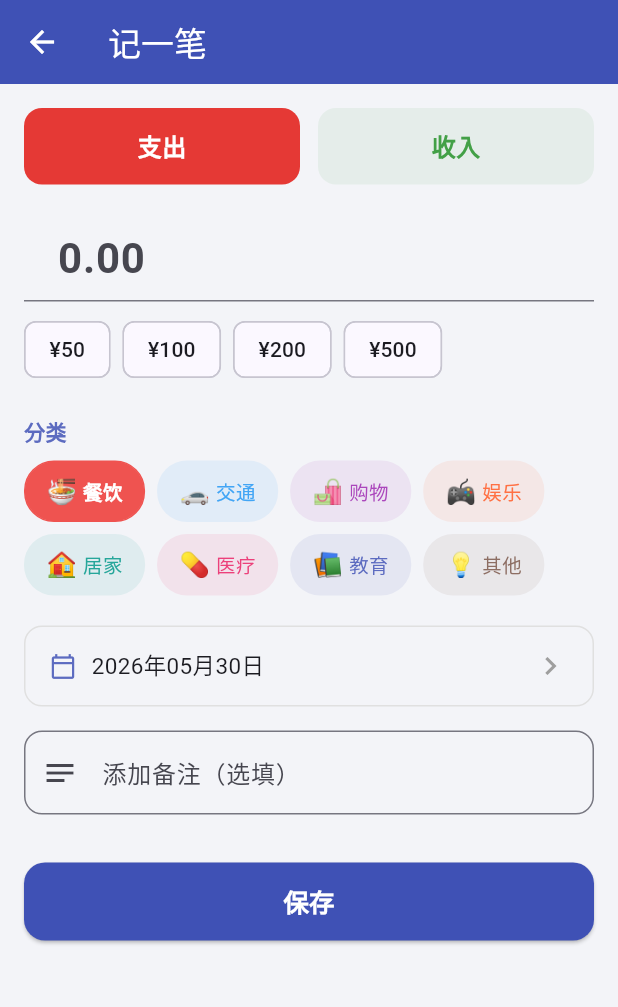
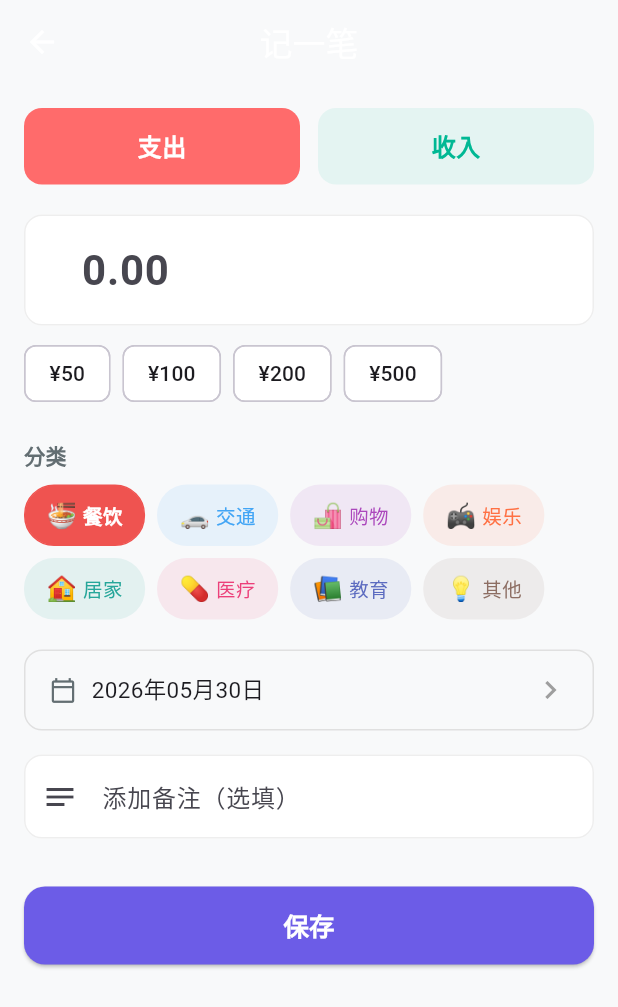
Before and after one commit to trvaelmq/ads_billtrack, a Flutter app: the AddBillView screen opened by its route, on a phone screen of 412 x 824 dp. Shown: the top 1007 px of the screen. Run offline on Flutter 3.47's test engine with Material 3 defaults, Android fonts, the phone set to English and light mode, and no system bars; our stand-ins replace fl_chart, flutter_local_notifications, get, hive, hive_flutter, shared_preferences; accounts and stored records are empty.

Commit message:
feat: redesign AppTheme with iOS purple-gradient palette

```diff
--- a/lib/core/theme/app_theme.dart
+++ b/lib/core/theme/app_theme.dart
@@ -1,44 +1,106 @@
 import 'package:flutter/material.dart';
+import 'package:flutter/services.dart';
 
 class AppTheme {
-  static const Color primary       = Color(0xFF3F51B5); // 靛蓝
-  static const Color secondary     = Color(0xFF7986CB); // 浅靛蓝
-  static const Color accent        = Color(0xFFFF9800); // 橙色（金币色）
-  static const Color background    = Color(0xFFF3F4F8);
-  static const Color surface       = Colors.white;
-  static const Color textPrimary   = Color(0xFF1A237E);
-  static const Color textSecondary = Color(0xFF5C6BC0);
-  static const Color expenseRed    = Color(0xFFE53935);
-  static const Color incomeGreen   = Color(0xFF43A047);
-  static const Color coinGold      = Color(0xFFFFC107);
+  // ── New palette ─────────────────────────────────────────────────────
+  static const Color primaryStart   = Color(0xFF6C5CE7);
+  static const Color primaryEnd     = Color(0xFFa29bfe);
+  static const Color background     = Color(0xFFF8F9FA);
+  static const Color cardColor      = Color(0xFFFFFFFF);
+  static const Color accent         = Color(0xFF6C5CE7);
+  static const Color expenseRed     = Color(0xFFFF6B6B);
+  static const Color incomeGreen    = Color(0xFF00B894);
+  static const Color warnOrange     = Color(0xFFFDCB6E);
+  static const Color textPrimary    = Color(0xFF2D3436);
+  static const Color textSecondary  = Color(0xFF636E72);
+  static const Color divider        = Color(0xFFEEEEEE);
 
+  // ── Backward-compat aliases (existing code keeps compiling) ─────────
+  static const Color primary    = primaryStart;
+  static const Color secondary  = primaryEnd;
+  static const Color surface    = cardColor;
+  static const Color coinGold   = Color(0xFFFFC107);
+
+  // ── Gradient ────────────────────────────────────────────────────────
+  static const LinearGradient primaryGradient = LinearGradient(
+    colors: [primaryStart, primaryEnd],
+    begin: Alignment.topLeft,
+    end: Alignment.bottomRight,
+  );
+
+  // ── Decoration helpers ───────────────────────────────────────────────
+  static BoxDecoration get cardDecoration => BoxDecoration(
+    color: cardColor,
+    borderRadius: BorderRadius.circular(16),
+    boxShadow: [
+      BoxShadow(
+        color: Colors.black.withValues(alpha: 0.06),
+        blurRadius: 12,
+        offset: const Offset(0, 4),
+      ),
+    ],
+  );
+
+  static BoxDecoration get gradientDecoration => BoxDecoration(
+    gradient: primaryGradient,
+    borderRadius: BorderRadius.circular(16),
+  );
+
+  // ── Text styles ──────────────────────────────────────────────────────
+  static const TextStyle display = TextStyle(
+      fontSize: 28, fontWeight: FontWeight.bold, color: textPrimary);
+  static const TextStyle titleStyle = TextStyle(
+      fontSize: 20, fontWeight: FontWeight.w600, color: textPrimary);
+  static const TextStyle headline = TextStyle(
+      fontSize: 17, fontWeight: FontWeight.w600, color: textPrimary);
+  static const TextStyle body = TextStyle(
+      fontSize: 15, fontWeight: FontWeight.normal, color: textPrimary);
+  static const TextStyle caption = TextStyle(
+      fontSize: 13, fontWeight: FontWeight.normal, color: textSecondary);
+
+  // ── ThemeData ────────────────────────────────────────────────────────
   static ThemeData get theme => ThemeData(
     useMaterial3: true,
     colorScheme: ColorScheme.fromSeed(
-          seedColor: primary,
+      seedColor: primaryStart,
       brightness: Brightness.light,
-        ),
+    ).copyWith(primary: primaryStart, surface: cardColor),
     scaffoldBackgroundColor: background,
     appBarTheme: const AppBarTheme(
-          backgroundColor: primary,
+      backgroundColor: Colors.transparent,
       foregroundColor: Colors.white,
       elevation: 0,
-          centerTitle: false,
+      centerTitle: true,
+      systemOverlayStyle: SystemUiOverlayStyle.light,
     ),
     cardTheme: CardTheme(
-          elevation: 2,
+      elevation: 0,
       shape: RoundedRectangleBorder(borderRadius: BorderRadius.circular(16)),
-          color: surface,
+      color: cardColor,
     ),
     bottomNavigationBarTheme: const BottomNavigationBarThemeData(
-          selectedItemColor: primary,
-          unselectedItemColor: Colors.grey,
-          backgroundColor: Colors.white,
+      selectedItemColor: primaryStart,
+      unselectedItemColor: textSecondary,
+      backgroundColor: cardColor,
       type: BottomNavigationBarType.fixed,
+      elevation: 0,
     ),
     floatingActionButtonTheme: const FloatingActionButtonThemeData(
-          backgroundColor: primary,
+      backgroundColor: primaryStart,
       foregroundColor: Colors.white,
+    ),
+    inputDecorationTheme: InputDecorationTheme(
+      border: OutlineInputBorder(
+          borderRadius: BorderRadius.circular(12),
+          borderSide: const BorderSide(color: divider)),
+      enabledBorder: OutlineInputBorder(
+          borderRadius: BorderRadius.circular(12),
+          borderSide: const BorderSide(color: divider)),
+      focusedBorder: OutlineInputBorder(
+          borderRadius: BorderRadius.circular(12),
+          borderSide: const BorderSide(color: primaryStart, width: 1.5)),
+      filled: true,
+      fillColor: cardColor,
     ),
   );
 }
```
Lines whose indentation alone changed are shown as unchanged.
